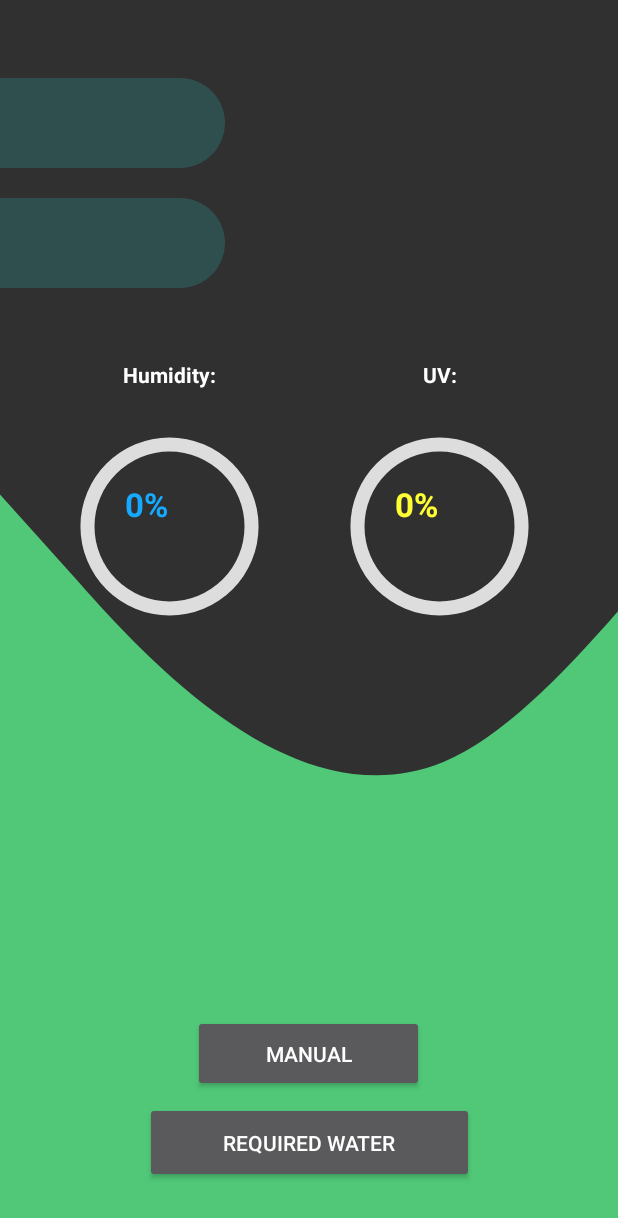
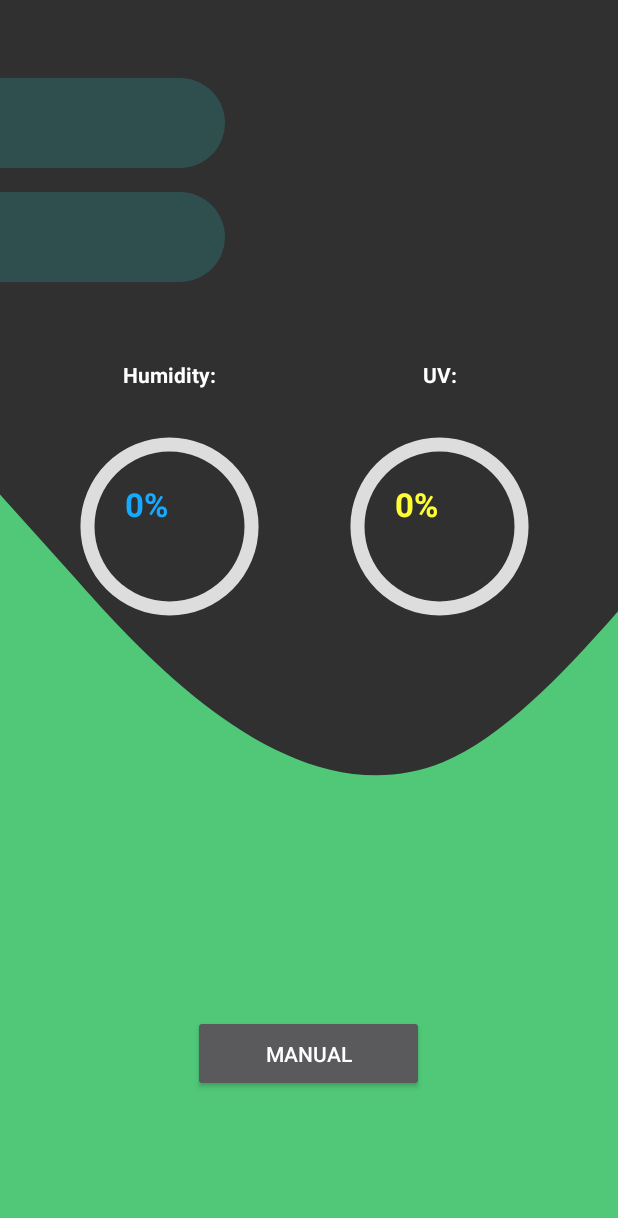
Before and after one commit to CatalinVanciu/Intelligent-Irrigation-System, an Android app: the GeneralView screen opened directly, with no data from a screen before it, on a phone screen of 412 x 824 dp. Shown: the top 1218 px of the screen. Run offline under Robolectric (Android 15) with nearby library versions, the phone set to English and light mode, and no system bars; our stand-ins replace Firebase (no records; nobody signed in at launch, a user with empty details on screens opened directly), Volley.

Commit message:
openWeatherAPI integrration into the application

```diff
--- a/Client_Application/app/build.gradle
+++ b/Client_Application/app/build.gradle
@@ -35,6 +35,7 @@ dependencies {
     implementation 'androidx.constraintlayout:constraintlayout:2.1.3'
     implementation 'com.google.firebase:firebase-database:20.0.4'
     implementation 'com.google.android.material:material:1.6.1'
+    implementation 'com.android.volley:volley:1.2.1'
     testImplementation 'junit:junit:4.13.2'
     androidTestImplementation 'androidx.test.ext:junit:1.1.3'
     androidTestImplementation 'androidx.test.espresso:espresso-core:3.4.0'
--- a/Client_Application/app/src/main/java/com/example/myapplication/MainActivity.java
+++ b/Client_Application/app/src/main/java/com/example/myapplication/MainActivity.java
@@ -44,9 +44,6 @@ public class MainActivity extends AppCompatActivity {
         okButton.setOnClickListener(view -> openActivity());
 
         readData(areasReceived -> {
-//            for(Area a : areasReceived){
-//                Log.d("TEST", String.valueOf(a.getName()));
-//            }
             ArrayList<String> areasNames = getAreasNames(areasReceived);
             ArrayAdapter<String> adapter = new ArrayAdapter<>(this, R.layout.spinner_list, areasNames);
             adapter.setDropDownViewResource(R.layout.spinner_list);
@@ -110,7 +107,7 @@ public class MainActivity extends AppCompatActivity {
                         Map<String, Double> crops = (Map<String, Double>) elem.getValue();
                         ArrayList<Crop> cropsToBeAdded = new ArrayList<>();
                         for(Map.Entry<String, Double> cropElem : crops.entrySet()){
-                            // Log.d("TEST IN FOR: ", String.valueOf(cropElem.getKey() + " " + cropElem.getValue()));
+                            Log.d("cropTest", String.valueOf(cropElem.toString()));
                             Crop crop = new Crop(cropElem.getKey(), String.valueOf(cropElem.getValue()));
                             cropsToBeAdded.add(crop);
                         }
--- a/Client_Application/app/src/main/java/com/example/myapplication/ManualPopUp.java
+++ b/Client_Application/app/src/main/java/com/example/myapplication/ManualPopUp.java
@@ -80,12 +80,10 @@ public class ManualPopUp extends AppCompatActivity {
             String sysCurrentHour = currentDate.split(" ")[1].split(":")[0];
             String sysCurrentMinute = currentDate.split(" ")[1].split(":")[1];
 
-            Log.d("systest", String.valueOf(sysCurrentHour + " " + sysCurrentMinute));
-            Log.d("pickertest", String.valueOf(hourFromTimePicker + " " + minuteFromTimePicker));
-
             if(Integer.parseInt(sysCurrentHour) >= hourFromTimePicker && Integer.parseInt(sysCurrentMinute) >= minuteFromTimePicker){
                 isTimePickerActivated = false;
             }
+            showToast("Pump is off until " + hourFromTimePicker + ":" + minuteFromTimePicker);
         }
 
         if(!isTimePickerActivated){
--- a/Client_Application/app/src/main/res/layout/activity_general_view.xml
+++ b/Client_Application/app/src/main/res/layout/activity_general_view.xml
@@ -13,7 +13,7 @@
         android:id="@+id/areaImageView"
         android:layout_width="wrap_content"
         android:layout_height="wrap_content"
-        android:layout_marginTop="132dp"
+        android:layout_marginTop="128dp"
         app:layout_constraintEnd_toEndOf="parent"
         app:layout_constraintHorizontal_bias="0.0"
         app:layout_constraintStart_toStartOf="parent"
@@ -43,20 +43,6 @@
         app:layout_constraintEnd_toEndOf="parent"
         app:layout_constraintHorizontal_bias="0.498"
         app:layout_constraintStart_toStartOf="parent" />
-
-    <Button
-        android:id="@+id/requiredWaterButton"
-        android:layout_width="219dp"
-        android:layout_height="54dp"
-        android:layout_centerInParent="true"
-        android:layout_gravity="center"
-        android:layout_marginBottom="35dp"
-        android:text="@string/required_water"
-        app:layout_constraintBottom_toBottomOf="parent"
-        app:layout_constraintEnd_toEndOf="parent"
-        app:layout_constraintStart_toStartOf="parent"
-
-        />
 
     <ProgressBar
         android:id="@+id/waterProgressBar"
@@ -127,7 +113,7 @@
         android:id="@+id/cropNameTextView"
         android:layout_width="131dp"
         android:layout_height="23dp"
-        android:layout_marginTop="148dp"
+        android:layout_marginTop="146dp"
         android:text=""
         android:textSize="20dp"
         android:textStyle="bold"
```
Also changed, not shown: Client_Application/app/src/main/AndroidManifest.xml (+5 -5 lines), Client_Application/app/src/main/java/com/example/myapplication/GeneralView.java (+57 -52 lines), Client_Application/app/src/main/java/com/example/myapplication/Sensor.java (+6 -2 lines).
